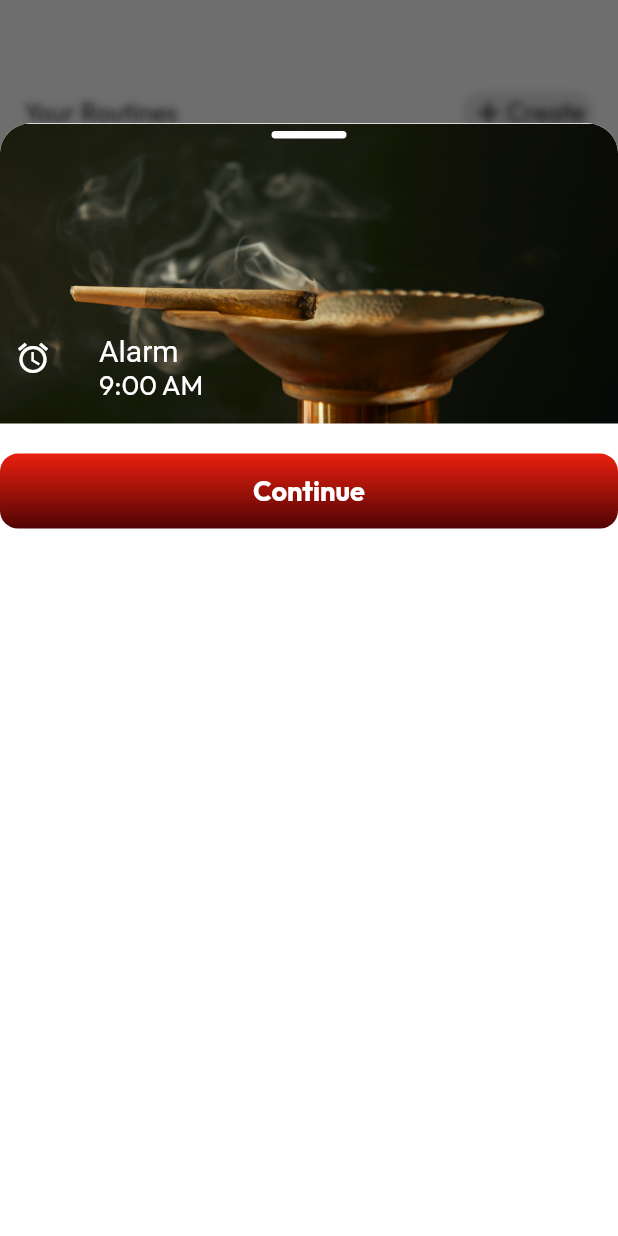
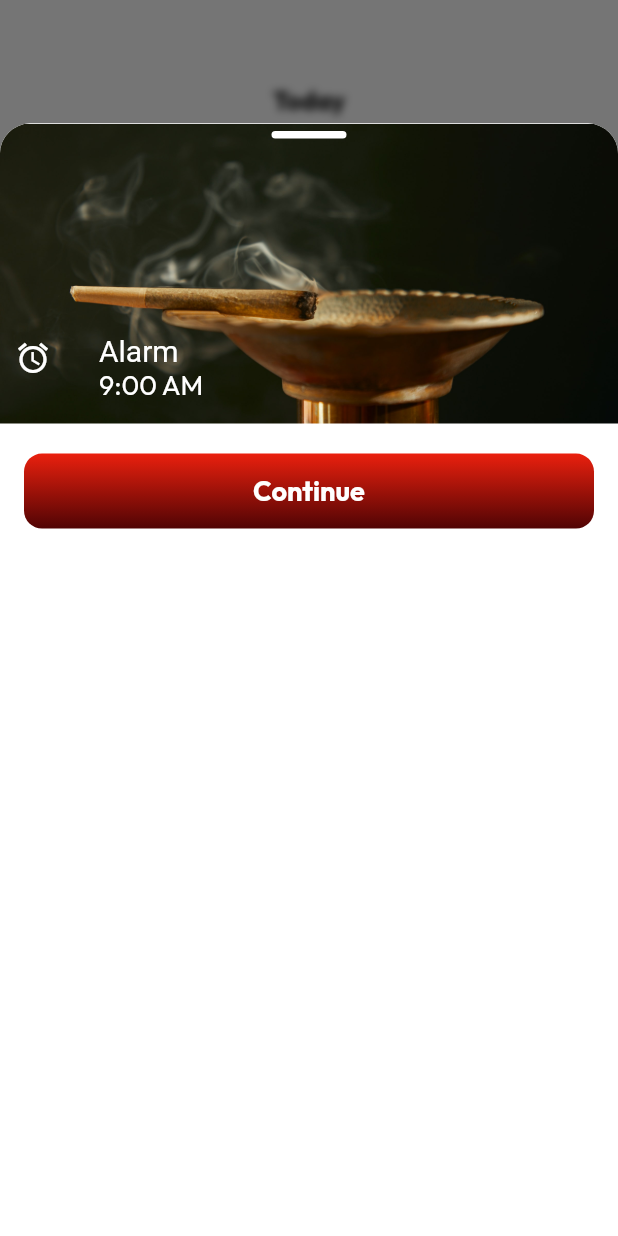
Before and after one commit to AniketGodambe/fabulous_demo, a Flutter app: the screen it shows after launch, after a tap on "3 habits", after a tap on "7:00 PM", on a phone screen of 412 x 824 dp. Run offline on Flutter 3.47's test engine with Material 2 defaults, Android fonts, the phone set to English and light mode, and no system bars; our stand-ins replace animate_do, get, google_fonts.

Commit message:
fab updates

```diff
--- a/lib/common_widget.dart
+++ b/lib/common_widget.dart
@@ -178,7 +178,9 @@ class BottomSheetUI extends StatelessWidget {
             ),
           ),
           kheight2,
-          InkWell(
+          Padding(
+            padding: const EdgeInsets.only(left: 16.0, right: 16.0),
+            child: InkWell(
               onTap: () {},
               child: BounceInRight(
                 child: Container(
@@ -210,6 +212,8 @@ class BottomSheetUI extends StatelessWidget {
                 ),
               ),
             ),
+          ),
+          kheight2,
         ],
       ),
     );
--- a/lib/main_screen.dart
+++ b/lib/main_screen.dart
@@ -15,6 +15,8 @@ class _MainScreenState extends State<MainScreen>
     with SingleTickerProviderStateMixin {
   String showAll1 = "Show All";
   String showAll2 = "Show All";
+  bool isHide1 = false;
+  bool isHide2 = false;
 
   late AnimationController animationController;
 
@@ -40,44 +42,49 @@ class _MainScreenState extends State<MainScreen>
   @override
   Widget build(BuildContext context) {
     return Scaffold(
-      backgroundColor: Colors.white.withOpacity(0.9),
+      backgroundColor: Colors.white,
+      // appBar: AppBar(
+      //   backgroundColor: Colors.white,
+      //   leading: const Padding(
+      //     padding: EdgeInsets.all(6.0),
+      //     child: ClipRRect(
+      //       child: CircleAvatar(
+      //         backgroundColor: Colors.grey,
+      //       ),
+      //     ),
+      //   ),
+      //   actions: [
+      //     Row(
+      //       children: [
+      //         Container(
+      //           height: 28,
+      //           padding: const EdgeInsets.only(
+      //               left: 10, right: 10, top: 4, bottom: 4),
+      //           decoration: BoxDecoration(
+      //             color: Colors.red,
+      //             borderRadius: BorderRadius.circular(15),
+      //           ),
+      //           child: Text(
+      //             "Upgrade".toUpperCase(),
+      //             style: const TextStyle(
+      //               color: Colors.white,
+      //               fontSize: 17,
+      //               fontWeight: FontWeight.bold,
+      //             ),
+      //           ),
+      //         ),
+      //       ],
+      //     ),
+      //   ],
+      // ),
       body: SingleChildScrollView(
         physics: const BouncingScrollPhysics(),
         child: Padding(
           padding: const EdgeInsets.all(16.0),
           child: Column(
             children: [
-              const SizedBox(height: 45),
-              Row(
-                mainAxisAlignment: MainAxisAlignment.spaceBetween,
-                children: [
-                  const Text(
-                    "Your Routines",
-                    style: TextStyle(color: Colors.black, fontSize: 17),
-                  ),
-                  Container(
-                    padding: const EdgeInsets.only(
-                        top: 2, bottom: 2, left: 6, right: 6),
-                    decoration: BoxDecoration(
-                      color: Colors.grey.withOpacity(0.3),
-                      borderRadius: BorderRadius.circular(20),
-                    ),
-                    child: Row(
-                      children: const [
-                        Icon(
-                          Icons.add,
-                          color: Colors.black,
-                        ),
-                        Text(
-                          "Create",
-                          style: TextStyle(color: Colors.black, fontSize: 17),
-                        ),
-                      ],
-                    ),
-                  )
-                ],
-              ),
-              const SizedBox(height: 10),
+              kheight2,
+              kheight2,
               const Text(
                 "Today",
                 style: TextStyle(
@@ -199,6 +206,9 @@ class _MainScreenState extends State<MainScreen>
                       childrenPadding: const EdgeInsets.only(left: 40),
                       onExpansionChanged: (value) {
                         log(value.toString());
+                        setState(() {
+                          isHide1 = value;
+                        });
                         if (value == true) {
                           setState(() {
                             showAll1 = "Collapse";
@@ -209,7 +219,9 @@ class _MainScreenState extends State<MainScreen>
                           });
                         }
                       },
-                      title: const Text(
+                      title: isHide1 == true
+                          ? const SizedBox()
+                          : const Text(
                               "3 habits",
                               style: TextStyle(
                                 color: Colors.black,
@@ -327,6 +339,9 @@ class _MainScreenState extends State<MainScreen>
                       tilePadding: const EdgeInsets.only(left: 20),
                       childrenPadding: const EdgeInsets.only(left: 40),
                       onExpansionChanged: (value) {
+                        setState(() {
+                          isHide2 = value;
+                        });
                         log(value.toString());
                         if (value == true) {
                           setState(() {
@@ -338,7 +353,9 @@ class _MainScreenState extends State<MainScreen>
                           });
                         }
                       },
-                      title: const Text(
+                      title: isHide2 == true
+                          ? const SizedBox()
+                          : const Text(
                               "3 habits",
                               style: TextStyle(
                                 color: Colors.black,
```
Also changed, not shown: pubspec.lock, 1 other file. Lines whose indentation alone changed are shown as unchanged.
